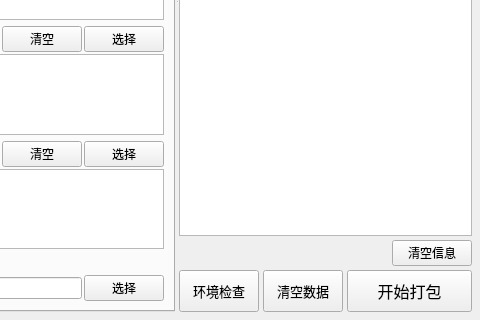
Above: source/awespykit/ui/pyinstaller_tool.ui from hrpzcf/AwesomePyKit before the change; both pictures show x 206 to 686 and y 335 to 655 of the 686 by 655 pixel window. Below: the same form after it.
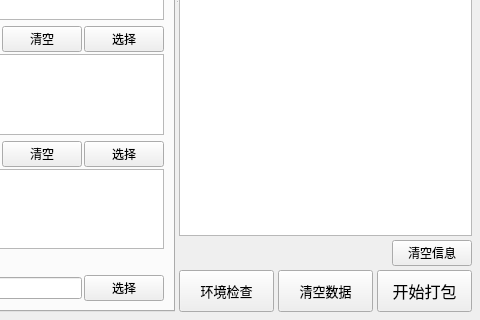
That is the form after the change.

The edit to the form file:
```diff
--- a/source/awespykit/ui/pyinstaller_tool.ui
+++ b/source/awespykit/ui/pyinstaller_tool.ui
@@ -1489,7 +1489,7 @@
          </layout>
         </item>
         <item>
-         <layout class="QHBoxLayout" name="horizontalLayout_18" stretch="3,2,5">
+         <layout class="QHBoxLayout" name="horizontalLayout_18">
           <property name="spacing">
            <number>4</number>
           </property>
@@ -1507,8 +1507,8 @@
                <colorrole role="ButtonText">
                 <brush brushstyle="SolidPattern">
                  <color alpha="255">
-                  <red>255</red>
-                  <green>0</green>
+                  <red>0</red>
+                  <green>170</green>
                   <blue>0</blue>
                  </color>
                 </brush>
@@ -1566,8 +1566,8 @@
                <colorrole role="ButtonText">
                 <brush brushstyle="SolidPattern">
                  <color alpha="255">
-                  <red>0</red>
-                  <green>170</green>
+                  <red>255</red>
+                  <green>0</green>
                   <blue>0</blue>
                  </color>
                 </brush>
```
Left out of the diff: 3 changed lines with no effect on the pictures.
